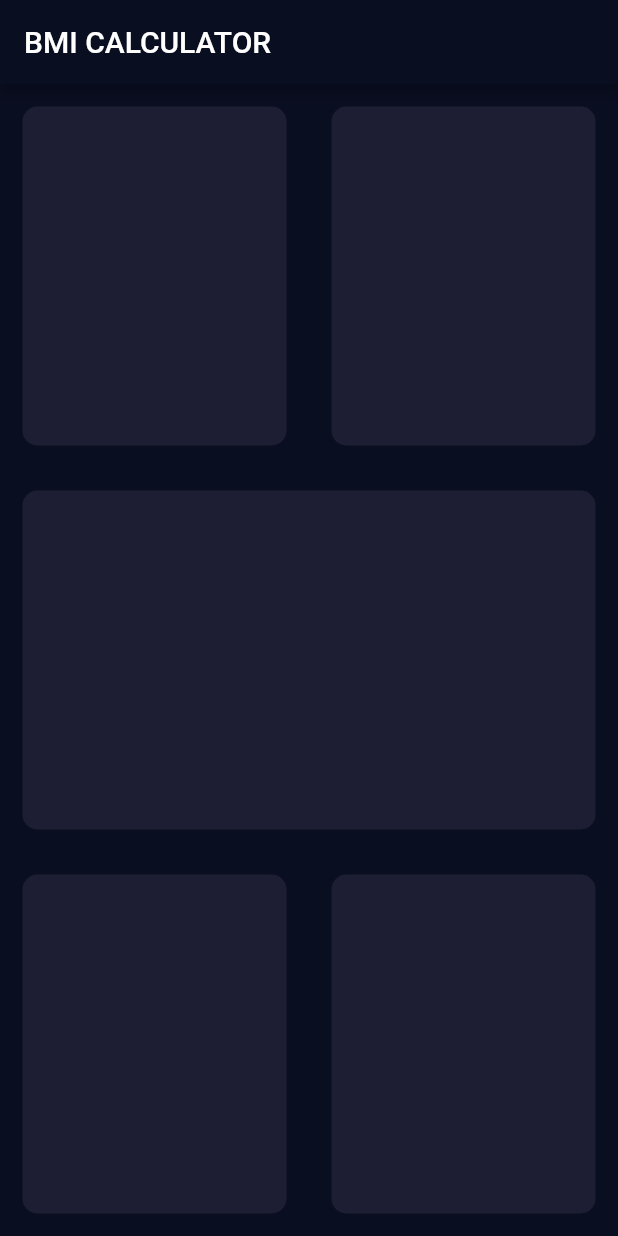
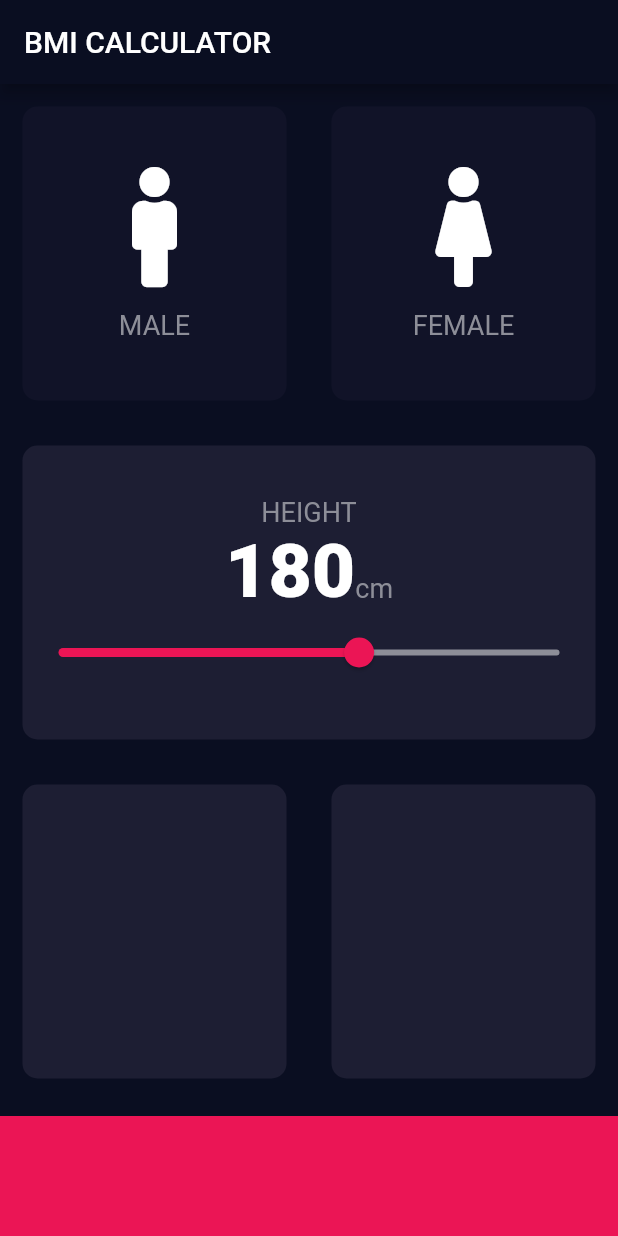
Before and after one commit to forkanju/BMICalculator-Flutter, a Flutter app: the screen it shows after launch, on a phone screen of 412 x 824 dp. Run offline on Flutter 3.47's test engine with Material 2 defaults, Android fonts, the phone set to English and light mode, and no system bars; our stand-ins replace font_awesome_flutter.

Commit message:
three card design and slider added to the middle card with changable height in cm when slider moving on

```diff
--- /dev/null
+++ b/lib/constants.dart
@@ -0,0 +1,14 @@
+import 'package:flutter/material.dart';
+
+const kBottomContainerHeight = 80.0;
+const kBottomContainerColor = Color(0xFFEB1555);
+const kActiveCardColor = Color(0XFF1D1E33);
+const kInactiveCardColor = Color(0XFF111328);
+
+const kLabelTextStyle = TextStyle(
+  fontSize: 18.0,
+  color: Color(0xFF8D8E98),
+);
+
+const kNumberTextStyle = TextStyle(
+    fontSize: 50.0, fontWeight: FontWeight.w900);
--- /dev/null
+++ b/lib/icon_content.dart
@@ -0,0 +1,30 @@
+import 'package:flutter/material.dart';
+import 'constants.dart';
+
+
+class IconContent extends StatelessWidget {
+  IconContent({this.icon, this.label});
+
+  final IconData icon;
+  final String label;
+
+  @override
+  Widget build(BuildContext context) {
+    return Column(
+      mainAxisAlignment: MainAxisAlignment.center,
+      children: <Widget>[
+        Icon(
+          icon,
+          size: 80.0,
+        ),
+        SizedBox(
+          height: 15.0,
+        ),
+        Text(
+          label,
+          style: kLabelTextStyle,
+        )
+      ],
+    );
+  }
+}
--- a/lib/input_page.dart
+++ b/lib/input_page.dart
@@ -1,4 +1,13 @@
+import 'reusable_card.dart';
 import 'package:flutter/material.dart';
+import 'package:font_awesome_flutter/font_awesome_flutter.dart';
+import 'icon_content.dart';
+import 'constants.dart';
+
+enum Gender {
+  male,
+  female,
+}
 
 class InputPage extends StatefulWidget {
   @override
@@ -6,6 +15,34 @@ class InputPage extends StatefulWidget {
 }
 
 class _InputPageState extends State<InputPage> {
+  Gender selectedGender;
+  int height = 180;
+
+  //ALL OF CODE HERE COMMENTED OUT BECAUSE ON TAP FUNCTION HAS USED TERNARY OPERATOR INSTEAD IF/ELSE STATEMENT
+  // Color maleCardColor = inactiveCardColor;
+  // Color femaleCardColor = inactiveCardColor;
+
+  // void updateColor(Gender selectedGender) {
+  //   //male card pressed
+  //   if (selectedGender == Gender.male) {
+  //     if (maleCardColor == inactiveCardColor) {
+  //       maleCardColor = activeCardColor;
+  //       femaleCardColor = inactiveCardColor;
+  //     } else {
+  //       maleCardColor = inactiveCardColor;
+  //     }
+  //   }
+  //   //female card pressed
+  //   if (selectedGender == Gender.female){
+  //     if (femaleCardColor == inactiveCardColor) {
+  //       femaleCardColor = activeCardColor;
+  //       maleCardColor = inactiveCardColor;
+  //     } else {
+  //       femaleCardColor = inactiveCardColor;
+  //     }
+  //   }
+  // }
+
   @override
   Widget build(BuildContext context) {
     return Scaffold(
@@ -13,49 +50,107 @@ class _InputPageState extends State<InputPage> {
           title: Text('BMI CALCULATOR'),
         ),
         body: Column(
+          crossAxisAlignment: CrossAxisAlignment.stretch,
           children: <Widget>[
             Expanded(
                 child: Row(
               children: <Widget>[
                 Expanded(
-                  child: ReusableCard(mColor: Color(0XFF1D1E33),),
+                  child: ReusableCard(
+                    onPress: () {
+                      setState(() {
+                        selectedGender = Gender.male;
+                      });
+                    },
+                    mColor: selectedGender == Gender.male
+                        ? kActiveCardColor
+                        : kInactiveCardColor,
+                    cardChild: IconContent(
+                      icon: FontAwesomeIcons.male,
+                      label: 'MALE',
+                    ),
+                  ),
                 ),
                 Expanded(
-                  child: ReusableCard(mColor: Color(0XFF1D1E33),),
+                  child: ReusableCard(
+                    onPress: () {
+                      setState(() {
+                        selectedGender = Gender.female;
+                      });
+                    },
+                    mColor: selectedGender == Gender.female
+                        ? kActiveCardColor
+                        : kInactiveCardColor,
+                    cardChild: IconContent(
+                      icon: FontAwesomeIcons.female,
+                      label: 'FEMALE',
+                    ),
+                  ),
                 ),
               ],
             )),
             Expanded(
-              child: ReusableCard(mColor: Color(0XFF1D1E33),),
+              child: ReusableCard(
+                mColor: kActiveCardColor,
+                cardChild: Column(
+                  mainAxisAlignment: MainAxisAlignment.center,
+                  children: <Widget>[
+                    Text(
+                      'HEIGHT',
+                      style: kLabelTextStyle,
+                    ),
+                    Row(
+                      mainAxisAlignment: MainAxisAlignment.center,
+                      crossAxisAlignment: CrossAxisAlignment.baseline,
+                      textBaseline: TextBaseline.alphabetic,
+                      children: <Widget>[
+                        Text(height.toString(), style: kNumberTextStyle),
+                        Text(
+                          'cm',
+                          style: kLabelTextStyle,
+                        )
+                      ],
+                    ),
+                    Slider(
+                      value: height.toDouble(),
+                      min: 120.0,
+                      max: 220.0,
+                      activeColor: Color(0xFFEB1555),
+                      inactiveColor: Color(0xFF8D8E98),
+                      onChanged: (double newValue){
+                        setState(() {
+                          height = newValue.round();
+                        });
+
+                      },
+                    )
+                  ],
+                ),
+              ),
             ),
             Expanded(
                 child: Row(
               children: <Widget>[
                 Expanded(
-                  child: ReusableCard(mColor: Color(0XFF1D1E33),),
+                  child: ReusableCard(
+                    mColor: kActiveCardColor,
+                  ),
                 ),
                 Expanded(
-                  child: ReusableCard(mColor: Color(0XFF1D1E33),),
+                  child: ReusableCard(
+                    mColor: kActiveCardColor,
+                  ),
                 ),
               ],
             )),
+            Container(
+              color: kBottomContainerColor,
+              margin: EdgeInsets.only(top: 10.0),
+              width: double.infinity,
+              height:
+                  kBottomContainerHeight, //declared a const variable top of the class
+            )
           ],
         ));
   }
 }
-
-class ReusableCard extends StatelessWidget {
-
-  ReusableCard({@required this.mColor});
-  final Color mColor;
-
-  @override
-  Widget build(BuildContext context) {
-    return Container(
-      margin: EdgeInsets.all(15.0),
-      decoration: BoxDecoration(
-          color: mColor,
-          borderRadius: BorderRadius.circular(10.0)),
-    );
-  }
-}
--- /dev/null
+++ b/lib/reusable_card.dart
@@ -0,0 +1,23 @@
+import 'package:flutter/material.dart';
+
+//Reusable Card designed here...
+class ReusableCard extends StatelessWidget {
+  ReusableCard({@required this.mColor, this.cardChild, this.onPress});
+
+  final Color mColor;
+  final Widget cardChild;
+  final Function onPress;
+
+  @override
+  Widget build(BuildContext context) {
+    return GestureDetector(
+      onTap: onPress,
+      child: Container(
+        child: cardChild,
+        margin: EdgeInsets.all(15.0),
+        decoration: BoxDecoration(
+            color: mColor, borderRadius: BorderRadius.circular(10.0)),
+      ),
+    );
+  }
+}
```
Also changed, not shown: pubspec.yaml (+1 -10 lines), pubspec.lock.
